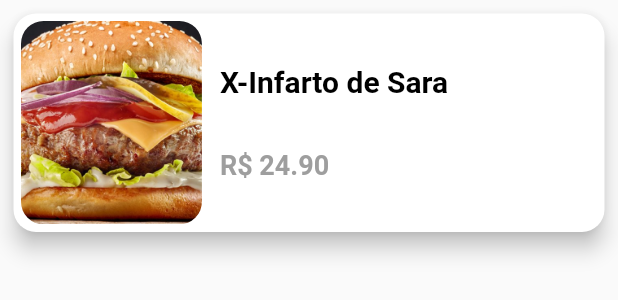
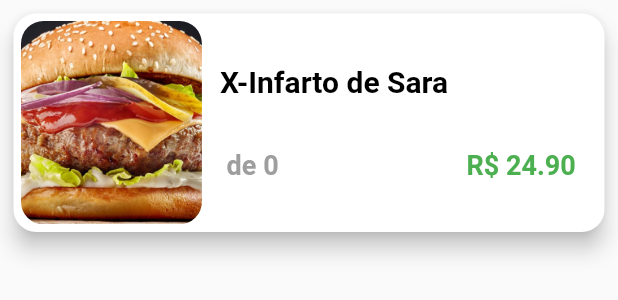
Before and after one commit to SaraCoelhoCosta/garagem_burger, a Flutter app: the CardProduto widget shown alone on an empty page, opened directly with sample values from the repository, on a phone screen of 412 x 824 dp. Shown: the top 300 px of the screen. Run offline on Flutter 3.47's test engine with Material 2 defaults, Android fonts, the phone set to English and light mode, and no system bars; our stand-ins replace cloud_firestore, firebase_auth, firebase_core, flutter_credit_card, google_fonts, mask_text_input_formatter; missing offline and left inert: sign_button; accounts and stored records are empty.

Commit message:
Atualizações no card de produto

```diff
--- a/lib/components/card_produto.dart
+++ b/lib/components/card_produto.dart
@@ -13,7 +13,7 @@ class CardProduto extends StatelessWidget {
 
   @override
   Widget build(BuildContext context) {
-    // Altura total da tela, subtraindo as alturas da appBar e bottomBar
+
     final availableHeight = MediaQuery.of(context).size.height -
         (Scaffold.of(context).appBarMaxHeight ?? 0) -
         kBottomNavigationBarHeight;
@@ -56,7 +56,8 @@ class CardProduto extends StatelessWidget {
                           Radius.circular(15),
                         ),
                         child: FadeInImage(
-                          placeholder: const AssetImage('images/placeholder.jpg'),
+                          placeholder:
+                              const AssetImage('images/placeholder.jpg'),
                           image: image,
                           fit: BoxFit.cover,
                         ),
@@ -90,13 +91,34 @@ class CardProduto extends StatelessWidget {
                           /*
                           * Subtitle
                           */
-                          Text(
-                            'R\$ ${produto.preco.toStringAsFixed(2)}',
+                          Row(
+                            mainAxisAlignment: MainAxisAlignment.spaceBetween,
+                            children: [
+                              FittedBox(
+                                child: Text(
+                                  (produto.recipiente == null
+                                          ? ''
+                                          : '${produto.recipiente} de ') +
+                                      produto.quantidade.toString() +
+                                      produto.unidadeMedida,
                                   style: const TextStyle(
                                     fontSize: 18,
                                     fontWeight: FontWeight.bold,
                                     color: Colors.grey,
                                   ),
+                                ),
+                              ),
+                              FittedBox(
+                                child: Text(
+                                  'R\$ ${produto.preco.toStringAsFixed(2)}',
+                                  style: const TextStyle(
+                                    fontSize: 18,
+                                    fontWeight: FontWeight.bold,
+                                    color: Colors.green,
+                                  ),
+                                ),
+                              ),
+                            ],
                           ),
                         ],
                       ),
@@ -108,85 +130,6 @@ class CardProduto extends StatelessWidget {
           ),
         ),
       ),
-
-      // child: LayoutBuilder(
-      //   builder: (ctx, constraints) => SizedBox(
-      //     height: availableHeight * 0.20,
-      //     width: MediaQuery.of(context).size.width -
-      //         16, // Subtrai do padding acima
-      //     child: GestureDetector(
-      //       onTap: onTap,
-      //       child: Card(
-      //         elevation: 6.0,
-      //         shape: RoundedRectangleBorder(
-      //           borderRadius: BorderRadius.circular(15.0),
-      //         ),
-      //         child: Padding(
-      //           padding: const EdgeInsets.all(5),
-      //           child: Row(
-      //             crossAxisAlignment: CrossAxisAlignment.start,
-      //             children: [
-      //               /*
-      //               * Leading (Imagem)
-      //               */
-      //               Container(
-      //                 decoration: const BoxDecoration(
-      //                   borderRadius: BorderRadius.all(
-      //                     Radius.circular(15),
-      //                   ),
-      //                   image: DecorationImage(
-      //                     image: AssetImage('images/hamburguer.jpg'),
-      //                     fit: BoxFit.cover,
-      //                   ),
-      //                 ),
-      //                 width: constraints.maxWidth * 0.30,
-      //               ),
-      //               /*
-      //               * Title e Subtitle
-      //               */
-      //               SizedBox(width: constraints.maxWidth * 0.05),
-      //               Container(
-      //                 padding: const EdgeInsets.symmetric(vertical: 12),
-      //                 width: constraints.maxWidth * 0.60,
-      //                 child: Column(
-      //                   crossAxisAlignment: CrossAxisAlignment.start,
-      //                   mainAxisAlignment: MainAxisAlignment.spaceAround,
-      //                   children: [
-      //                     /*
-      //                     * Title
-      //                     */
-      //                     FittedBox(
-      //                       child: Text(
-      //                         produto.nome, // max: 27 caracteres
-      //                         style: const TextStyle(
-      //                           fontSize: 20,
-      //                           fontWeight: FontWeight.bold,
-      //                           color: Colors.black,
-      //                         ),
-      //                       ),
-      //                     ),
-      //                     /*
-      //                     * Subtitle
-      //                     */
-      //                     Text(
-      //                       'R\$ ${produto.preco.toStringAsFixed(2)}',
-      //                       style: const TextStyle(
-      //                         fontSize: 18,
-      //                         fontWeight: FontWeight.bold,
-      //                         color: Colors.grey,
-      //                       ),
-      //                     ),
-      //                   ],
-      //                 ),
-      //               ),
-      //               SizedBox(width: constraints.maxWidth * 0.05),
-      //             ],
-      //           ),
-      //         ),
-      //       ),
-      //     ),
-      //   ),
-      // ),
     );
   }
 }
--- a/lib/components/product_list.dart
+++ b/lib/components/product_list.dart
@@ -41,7 +41,7 @@ class ProductList extends StatelessWidget {
         /*
         * Lista de Produtos
         */
-        if (!isOfertasEspeciais)
+        if (!isOfertasEspeciais && produtos != null)
           Column(
             children: produtos!.map(
               (produto) {
--- a/lib/data/dados.dart
+++ b/lib/data/dados.dart
@@ -37,6 +37,7 @@ final meusLanches = [
     quantidade: 0,
     unidadeMedida: '',
     urlImage: '',
+    recipiente: '',
   ),
   Produto(
     id: Random().nextDouble().toString(),
@@ -46,6 +47,7 @@ final meusLanches = [
     quantidade: 0,
     unidadeMedida: '',
     urlImage: '',
+    recipiente: '',
   ),
   Produto(
     id: Random().nextDouble().toString(),
@@ -55,6 +57,7 @@ final meusLanches = [
     unidadeMedida: '',
     urlImage: '',
     quantidade: 0,
+    recipiente: '',
   ),
   Produto(
     id: Random().nextDouble().toString(),
@@ -64,6 +67,7 @@ final meusLanches = [
     urlImage: '',
     unidadeMedida: '',
     quantidade: 0,
+    recipiente: '',
   ),
 ];
 
--- a/lib/models/produto.dart
+++ b/lib/models/produto.dart
@@ -6,6 +6,12 @@ class Produto {
   static const sobremesa = 'Sobremesa';
   static const hamburguerCasa = 'Hambúrgueres da Casa';
 
+  // Recipiente/Conjunto
+  static const porcao = 'Porção';
+  static const lata = 'Lata';
+  static const garrafa = 'Garrafa';
+  static const copo = 'Copo';
+
   String id;
   String urlImage;
   String nome;
@@ -13,6 +19,7 @@ class Produto {
   String tipo;
   int quantidade;
   String unidadeMedida;
+  String? recipiente;
 
   Produto({
     required this.id,
@@ -22,5 +29,6 @@ class Produto {
     required this.urlImage,
     required this.quantidade,
     required this.unidadeMedida,
+    this.recipiente,
   });
 }
```
Also changed, not shown: lib/controllers/provider_produtos.dart (+56 -10 lines), lib/models/ingrediente.dart (+21 -17 lines), lib/pages/auth/tela_abertura.dart (+18 -0 lines), lib/pages/menu/tela_produto.dart (+6 -4 lines). Lines whose indentation alone changed are shown as unchanged.
